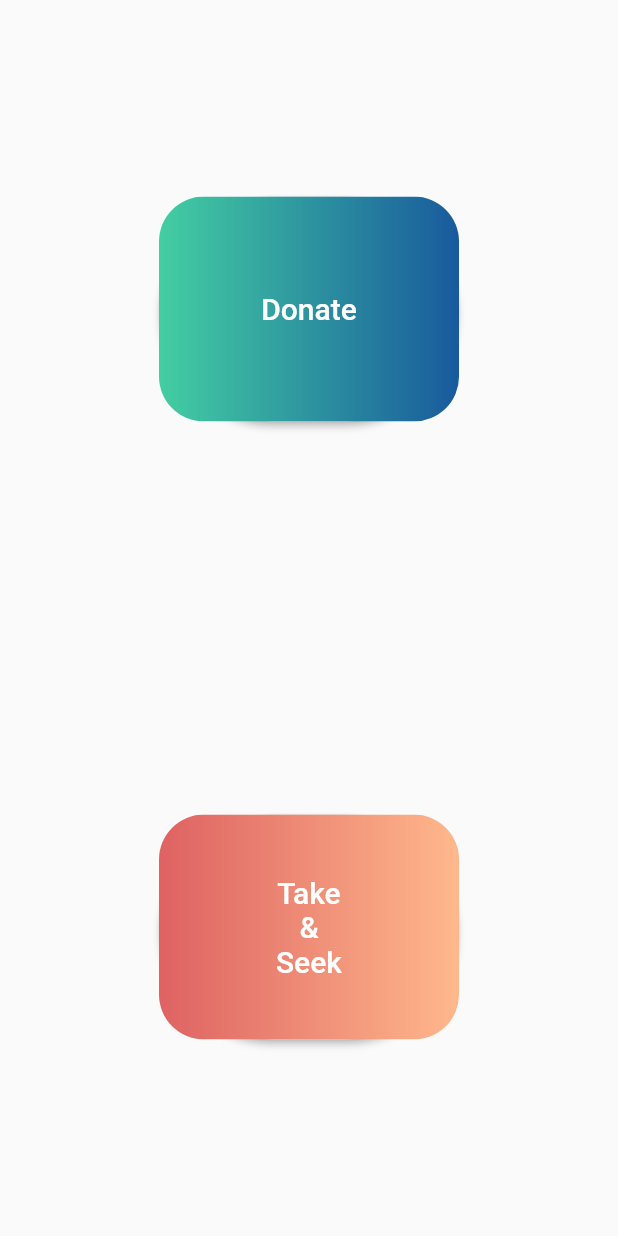
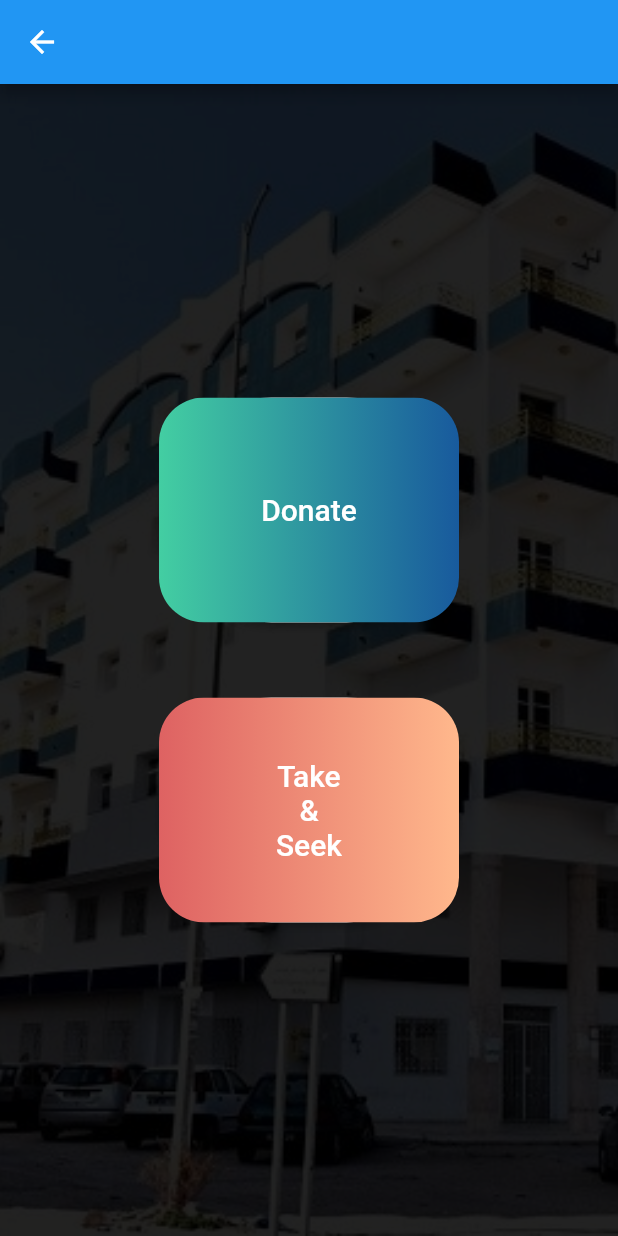
Before and after one commit to skanderboudabous/covidon, a Flutter app: the screen it shows after launch, after a tap on "Sign in", on a phone screen of 412 x 824 dp. Run offline on Flutter 3.47's test engine with Material 2 defaults, Android fonts, the phone set to English and light mode, and no system bars; our stand-ins replace datetime_picker_formfield, get_it.

Commit message:
background fix charity_menu

```diff
--- a/lib/main.dart
+++ b/lib/main.dart
@@ -1,5 +1,7 @@
 import 'package:charity/screens/charity_menu.dart';
+import 'package:charity/screens/donate.dart';
 import 'package:charity/screens/login.dart';
+import 'package:charity/screens/take.dart';
 import 'package:flutter/material.dart';
 import 'screens/signup.dart';
 
@@ -13,6 +15,8 @@ class Charity extends StatelessWidget {
       routes: <String, WidgetBuilder>{
         '/signup': (BuildContext context) => new SignupPage(),
         '/menu': (BuildContext context)=> new CharityMenu(),
+        '/donate': (BuildContext context)=> new DonatePage(),
+        '/take': (BuildContext context)=> new TakePage(),
       },
       theme: new ThemeData(primarySwatch: Colors.blue),
       home: new LoginPage(),
--- a/lib/screens/charity_menu.dart
+++ b/lib/screens/charity_menu.dart
@@ -7,15 +7,30 @@ class CharityMenu extends StatelessWidget {
   @override
   Widget build(BuildContext context) {
     return Scaffold(
-      body: Center(
+      backgroundColor: Colors.white,
+      resizeToAvoidBottomPadding: false,
+      appBar: AppBar(
+
+      ),
+      body: Container(
+        alignment: Alignment.center,
+        decoration: BoxDecoration(
+          image: DecorationImage(
+              image: new AssetImage("assets/images/login_back.jpg"),
+              fit: BoxFit.cover,
+              colorFilter:
+              ColorFilter.mode(Colors.black87, BlendMode.darken)),
+        ),
         child: Column(
-          mainAxisAlignment: MainAxisAlignment.spaceAround,
-          children: <Widget>[
+          mainAxisAlignment: MainAxisAlignment.center,
+          children: [
             Container(
               width: 200,
               height: 150,
               child: RaisedButton(
-                onPressed: () {},
+                onPressed: () {
+                  Navigator.of(context).pushNamed('/donate');
+                },
                 shape: RoundedRectangleBorder(
                     borderRadius: BorderRadius.circular(80.0)),
                 padding: EdgeInsets.all(0.0),
@@ -39,11 +54,14 @@ class CharityMenu extends StatelessWidget {
                 ),
               ),
             ),
+            SizedBox(height: 50.0),
             Container(
               width: 200,
               height: 150,
               child: RaisedButton(
-                onPressed: () {},
+                onPressed: () {
+                  Navigator.of(context).pushNamed('/take');
+                },
                 shape: RoundedRectangleBorder(
                     borderRadius: BorderRadius.circular(80.0)),
                 padding: EdgeInsets.all(0.0),
--- a/lib/screens/signup.dart
+++ b/lib/screens/signup.dart
@@ -87,7 +87,7 @@ class _SignupPageState extends State<SignupPage> {
           ),
           SingleChildScrollView(
             child: Container(
-                padding: EdgeInsets.only(top: 90.0, left: 30.0, right: 30.0),
+                padding: EdgeInsets.only(top: 150.0, left: 30.0, right: 30.0),
                 child: new Form(
                     autovalidate: true,
                     child: Column(
```
